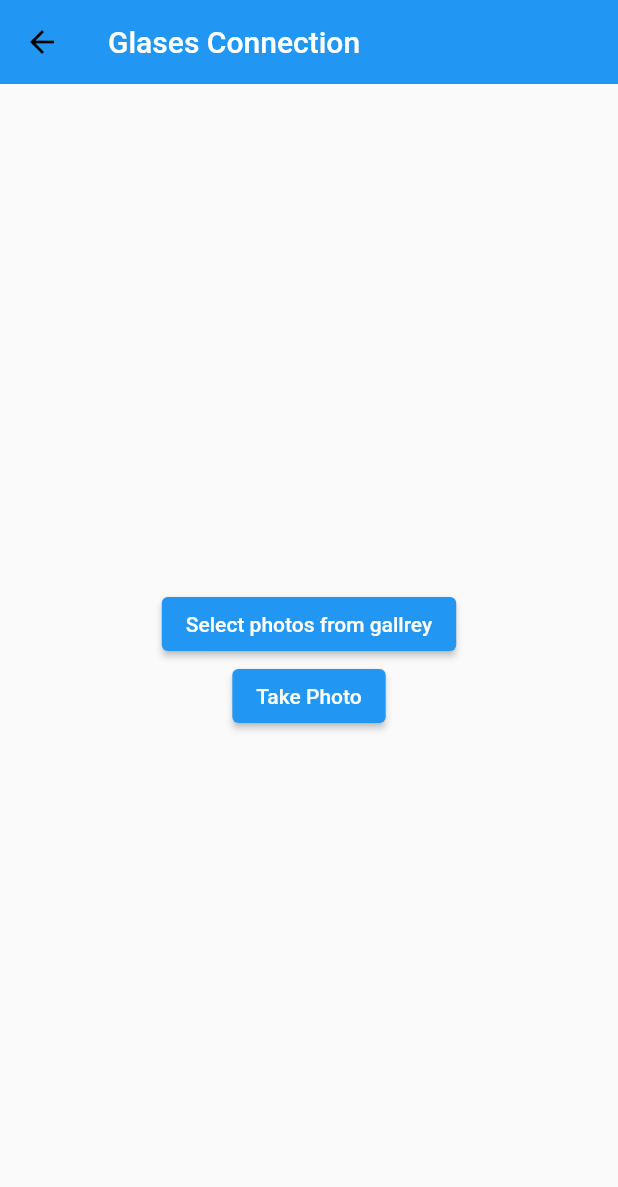
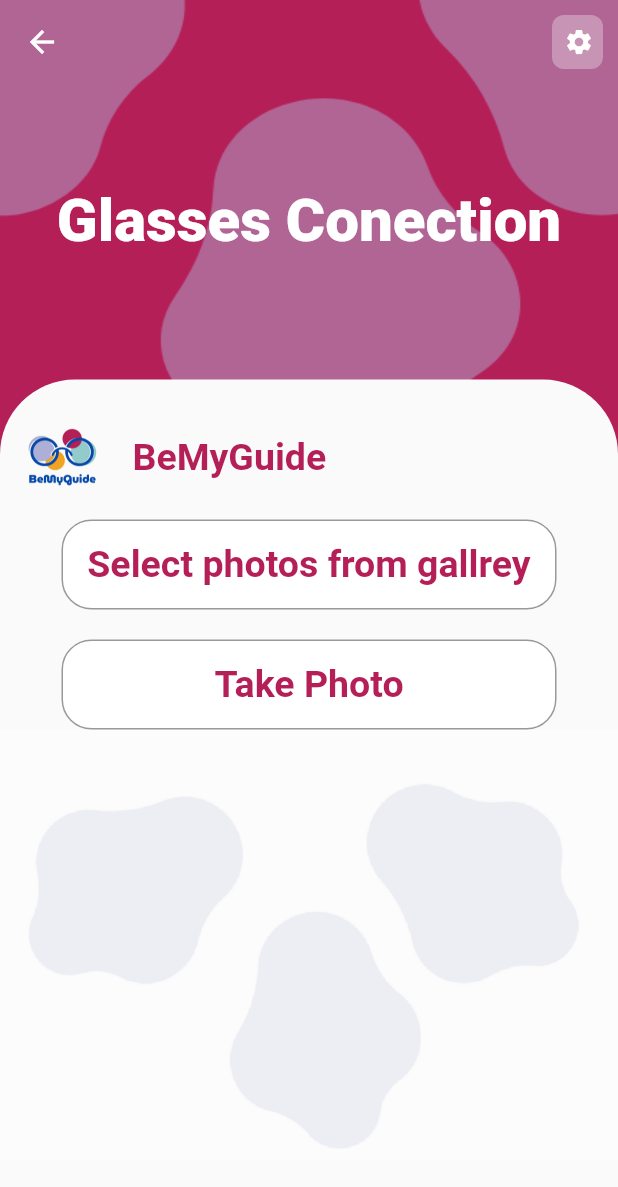
Before and after one commit to MasameEh/BeMyGuide_app, a Flutter app: the bluetoothScreen screen opened directly, on a phone screen of 412 x 824 dp. Shown: the top 1187 px of the screen. Run offline on Flutter 3.47's test engine with Material 2 defaults, Android fonts, the phone set to English and light mode, and no system bars; our stand-ins replace avatar_glow, bloc, cloud_firestore, conditional_builder_null_safety, dio, file_picker and 9 more; missing offline and left inert: chat_gpt_sdk; accounts and stored records are empty.

Commit message:
glasses connection design

```diff
--- a/lib/main.dart
+++ b/lib/main.dart
@@ -5,6 +5,7 @@ import 'package:flutter/services.dart';
 import 'package:flutter_bloc/flutter_bloc.dart';
 import 'package:graduation_project/layout/eyes_app/eyes_layout.dart';
 import 'package:graduation_project/modules/blind_features/blindfeatures_screen.dart';
+import 'package:graduation_project/modules/bluetooth/bluetooth.dart';
 import 'package:graduation_project/modules/login/login_screen.dart';
 import 'package:graduation_project/modules/volunteer/volunteerfeatures_screen.dart';
 import 'package:graduation_project/shared/bloc_observer.dart';
@@ -70,7 +71,7 @@ class MyApp extends StatelessWidget {
               ),
             ),
             debugShowCheckedModeBanner: false,
-            home: startWidget,
+            home: bluetoothScreen(),
           );
         },
       ),
--- a/lib/modules/bluetooth/bluetooth.dart
+++ b/lib/modules/bluetooth/bluetooth.dart
@@ -2,6 +2,9 @@ import 'package:dio/dio.dart';
 import 'package:flutter/material.dart';
 import 'dart:io';
 import 'package:image_picker/image_picker.dart';
+
+import '../../shared/components/components.dart';
+import '../settings/settings_screen.dart';
 
 class bluetoothScreen extends StatefulWidget {
   const bluetoothScreen({super.key});
@@ -91,7 +94,141 @@ else{
 }
   @override
   Widget build(BuildContext context) {
-    return  Scaffold(
+    return Scaffold(
+          extendBodyBehindAppBar: true,
+          appBar: AppBar(
+            backgroundColor: Colors.transparent,
+            iconTheme: IconThemeData(
+              color: Colors.white, //
+            ),
+            actions: [
+              Padding(
+                padding: EdgeInsets.symmetric(
+                  horizontal: 10.0,
+                  vertical: 10.0,
+                ),
+                child: Container(
+                  width: 34.0,
+                  decoration: BoxDecoration(
+                    borderRadius: BorderRadius.circular(8.0),
+                    color: Colors.white.withOpacity(.3),
+                  ),
+                  child: IconButton(
+                      color: Colors.white,
+                      iconSize: 20,
+                      icon: Icon(Icons.settings),
+                      onPressed: () {
+                        navigateTo(context, Settings());
+                      },
+                ),
+              ),
+              ),
+            ],
+          ),
+          body: SingleChildScrollView(
+            child: Container(
+              decoration: BoxDecoration(
+                image: DecorationImage(
+                  image: AssetImage('assets/Home_background.png'),
+                  fit: BoxFit.fill,
+                ),
+              ),
+              child: Center(
+                child: Column(
+                  children: [
+                    SizedBox(
+                      height: MediaQuery.of(context).size.height * 0.15,
+                    ),
+                    Text(
+                      'Glasses Conection',
+                      style: TextStyle(
+                          fontWeight: FontWeight.w900,
+                          fontSize: 40,
+                          color: Colors.white),
+                    ),
+
+                    SizedBox(
+                      height: MediaQuery.of(context).size.height * 0.1,
+                    ),
+                    Container(
+                      width: double.infinity,
+                      decoration: BoxDecoration(
+                        borderRadius: BorderRadius.only(
+                            topLeft: Radius.circular(50),
+                            topRight: Radius.circular(50)),
+                        color: Color.fromARGB(255, 250, 250, 250),
+                      ),
+                      child: Column(
+                        children: [
+                          SizedBox(
+                            height: 10.0,
+                          ),
+                          Row(
+                            children: [
+                              Image.asset(
+                                'assets/gp-logo.png',
+                                scale: 6,
+                              ),
+                              SizedBox(
+                                width: 5,
+                              ),
+                              Text('BeMyGuide',
+                                  style: TextStyle(
+                                      fontSize: 25.0,
+                                      fontWeight: FontWeight.bold,
+                                      color: Color.fromARGB(255, 180, 31, 87))),
+                            ],
+                          ),
+
+                          defaultButton(
+                            width: 330.0,
+                            radius: 20.0,
+                            height: 60.0,
+                            borderColor: Colors.black.withOpacity(.4),
+                            function: () {
+                             selectedImage = null;
+                            uploadPhoto(context, 'gallery');
+                            },
+                            textColor: Color.fromARGB(255, 180, 31, 87),
+                            text: 'Select photos from gallrey',
+                            background: Colors.white,
+                          ),
+                          SizedBox(height: 20,),
+                          defaultButton(
+                            width: 330.0,
+                            radius: 20.0,
+                            height: 60.0,
+                            borderColor: Colors.black.withOpacity(.4),
+                            function: () {
+                            selectedImage = null;
+                            uploadPhoto(context, 'camera');
+                            },
+                            textColor: Color.fromARGB(255, 180, 31, 87),
+                            text: 'Take Photo',
+                            background: Colors.white,
+                          ),
+
+
+                      Image.asset(
+                        'assets/Header.png',
+                        scale: 1,
+                        fit: BoxFit.fitHeight,
+                        opacity: AlwaysStoppedAnimation(.3),
+                      ),
+                        ],
+                      ),
+                    ),
+                  ],
+                ),
+              ),
+            ),
+          ),
+        );
+
+
+
+
+    /* Scaffold(
       appBar: AppBar(
         title: Text('Glases Connection'),
       ),
@@ -111,7 +248,7 @@ else{
           ],
         ),
       ),
-    );
+    );*/
 
   }
 
```
